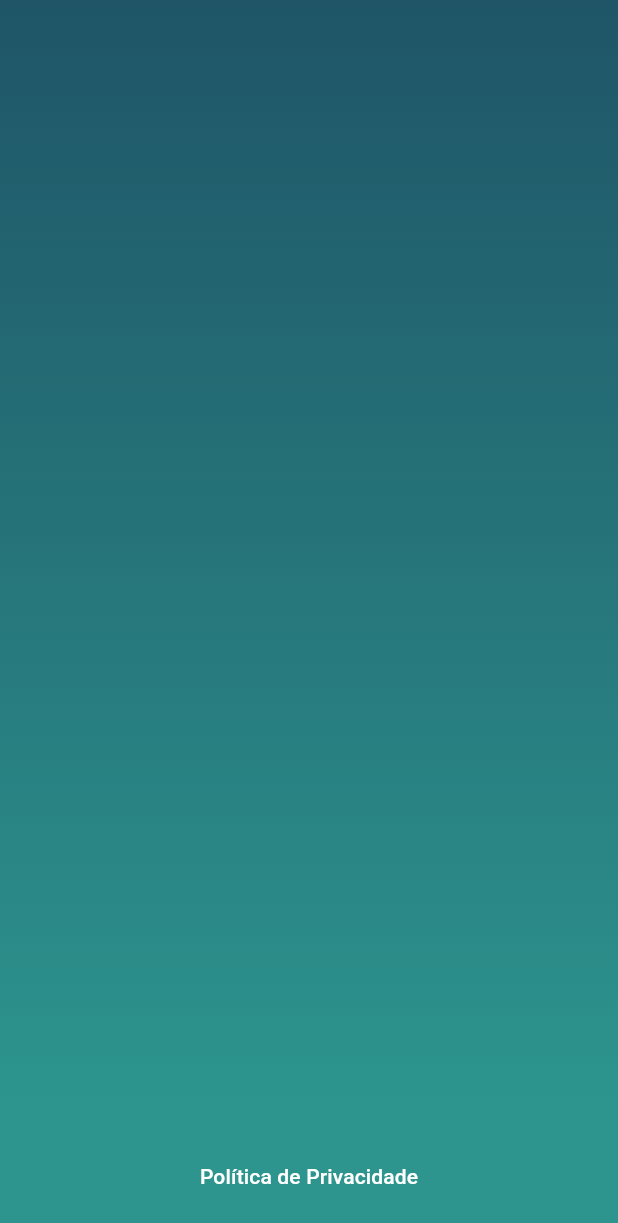
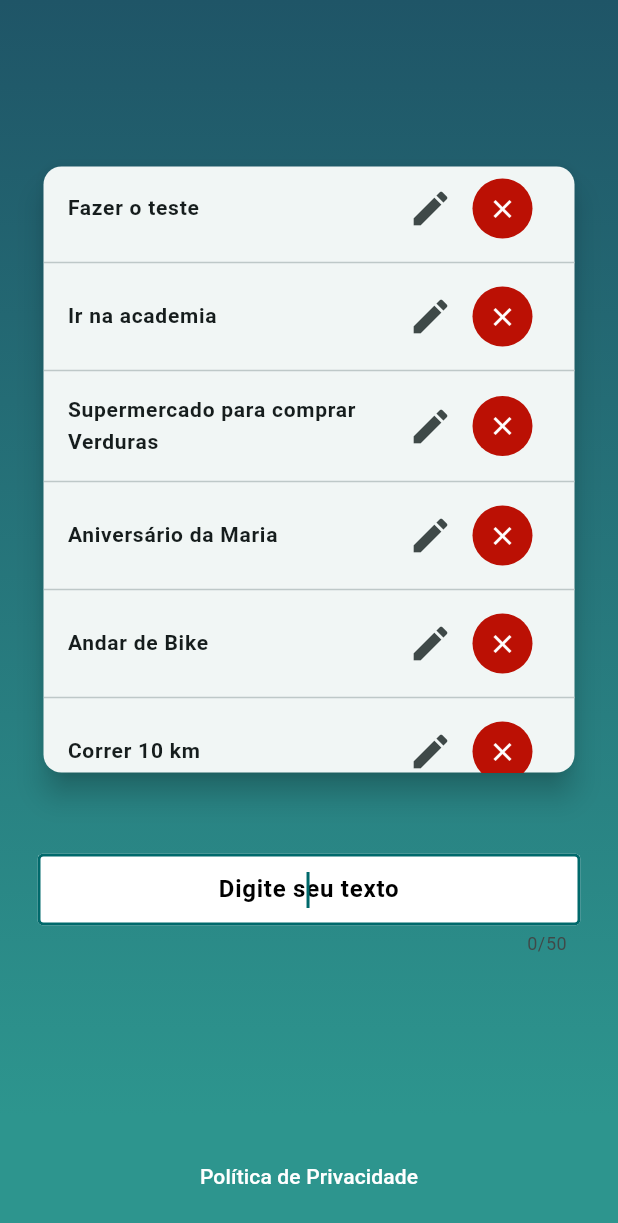
Before and after one commit to annealmd/target_desafio, a Flutter app: the InfoPage screen opened directly, on a phone screen of 412 x 824 dp. Shown: the top 1223 px of the screen. Run offline on Flutter 3.47's test engine with Material 2 defaults, Android fonts, the phone set to English and light mode, and no system bars.

Commit message:
info List View
info_controller and show list

```diff
--- /dev/null
+++ b/lib/controllers/info_controller.dart
@@ -0,0 +1,28 @@
+class InfoController {
+  final List<String> _infoList = [
+    'Fazer o teste',
+    'Ir na academia',
+    'Supermercado para comprar Verduras',
+    'Aniversário da Maria',
+    'Andar de Bike',
+    'Correr 10 km',
+    'Ler um livro',
+  ];
+
+  List<String> get infoList => _infoList;
+
+  List<String> addInfo(String info) {
+    _infoList.add(info);
+    return _infoList;
+  }
+
+  List<String> editInfo(int index, String info) {
+    _infoList[index] = info;
+    return _infoList;
+  }
+
+  List<String> deleteInfo(int index) {
+    _infoList.removeAt(index);
+    return _infoList;
+  }
+}
--- a/lib/main.dart
+++ b/lib/main.dart
@@ -1,4 +1,5 @@
 import 'package:flutter/material.dart';
+import 'package:target_test/views/info_page.dart';
 import 'package:target_test/views/login_page.dart';
 
 void main() {
@@ -18,7 +19,7 @@ class MyApp extends StatelessWidget {
         colorScheme: ColorScheme.fromSeed(seedColor: const Color(0xFF2b8586)),
         useMaterial3: true,
       ),
-      home: const LoginPage(),
+      home: const InfoPage(),
     );
   }
 }
--- a/lib/views/info_page.dart
+++ b/lib/views/info_page.dart
@@ -1,21 +1,41 @@
 import 'package:flutter/material.dart';
+import 'package:target_test/controllers/info_controller.dart';
 import 'package:target_test/core/theme.dart';
 
 import 'widgets/politica_privacidade_button.dart';
 
-
-class InfoPage extends StatelessWidget {
+class InfoPage extends StatefulWidget {
   const InfoPage({super.key});
 
   @override
+  State<InfoPage> createState() => _InfoPageState();
+}
+
+class _InfoPageState extends State<InfoPage> {
+  final InfoController controller = InfoController();
+  final TextEditingController infoTextController = TextEditingController();
+
+  final FocusNode infoFocusNode = FocusNode();
+
+  @override
+  void dispose() {
+    infoTextController.dispose();
+    super.dispose();
+  }
+
+  @override
   Widget build(BuildContext context) {
+    List<String> list = controller.infoList;
+
+    var infoToBeEdited = {'text': '', 'index': 0};
+    infoFocusNode.requestFocus();
     return Scaffold(
       backgroundColor: colorTwo,
       body: Container(
         alignment: Alignment.center,
         width: double.maxFinite,
         height: double.maxFinite,
-        padding: const EdgeInsets.symmetric(horizontal: 30),
+        padding: const EdgeInsets.symmetric(horizontal: 25),
         decoration: BoxDecoration(
           gradient: LinearGradient(
             begin: Alignment.topCenter,
@@ -23,7 +43,85 @@ class InfoPage extends StatelessWidget {
             colors: [colorOne, colorTwo],
           ),
         ),
-        child: const SingleChildScrollView(),
+        child: SingleChildScrollView(
+          child: Column(
+            mainAxisAlignment: MainAxisAlignment.center,
+            children: [
+              SizedBox(
+                height: MediaQuery.of(context).size.height * 0.5,
+                child: Card(
+                  elevation: 8,
+                  surfaceTintColor: Colors.white,
+                  child: ListView.separated(
+                      shrinkWrap: true,
+                      itemBuilder: (_, i) {
+                        infoToBeEdited['text'] = list[i];
+                        infoToBeEdited['index'] = i;
+                        debugPrint('Editing $infoToBeEdited');
+                        return ListTile(
+                          title: Text(
+                            list[i],
+                            style: const TextStyle(
+                                overflow: TextOverflow.clip,
+                                fontWeight: FontWeight.bold,
+                                fontSize: 14),
+                            maxLines: 5,
+                          ),
+                          trailing: Wrap(
+                            crossAxisAlignment: WrapCrossAlignment.start,
+                            alignment: WrapAlignment.end,
+                            children: <Widget>[
+                              IconButton(
+                                onPressed: () {},
+                                icon: const Icon(
+                                  Icons.edit,
+                                  size: 30,
+                                ),
+                              ),
+                              IconButton(
+                                icon: const Icon(
+                                  Icons.close,
+                                  size: 20,
+                                ),
+                                color: Colors.white,
+                                style: const ButtonStyle(
+                                  backgroundColor:
+                                      MaterialStatePropertyAll<Color>(
+                                          Color.fromARGB(255, 187, 16, 4)),
+                                ),
+                                onPressed: () {},
+                              ),
+                            ],
+                          ),
+                        );
+                      },
+                      separatorBuilder: (BuildContext context, _) =>
+                          const Divider(),
+                      itemCount: list.length),
+                ),
+              ),
+              const SizedBox(height: 50),
+              TextField(
+                autofocus: true,
+                //focusNode: infoFocusNode,
+                controller: infoTextController,
+                maxLength: 50,
+                textAlign: TextAlign.center,
+                decoration: const InputDecoration(
+                  border: OutlineInputBorder(),
+                  contentPadding: EdgeInsets.all(5),
+                  floatingLabelAlignment: FloatingLabelAlignment.center,
+                  hintText: 'Digite seu texto',
+                  hintStyle: TextStyle(
+                      fontWeight: FontWeight.bold, color: Colors.black),
+                  filled: true,
+                  fillColor: Colors.white,
+                ),
+                //focusNode: infoFocusNode,
+              )
+            ],
+          ),
+        ),
       ),
       bottomNavigationBar: Container(
         color: colorTwo,
```
